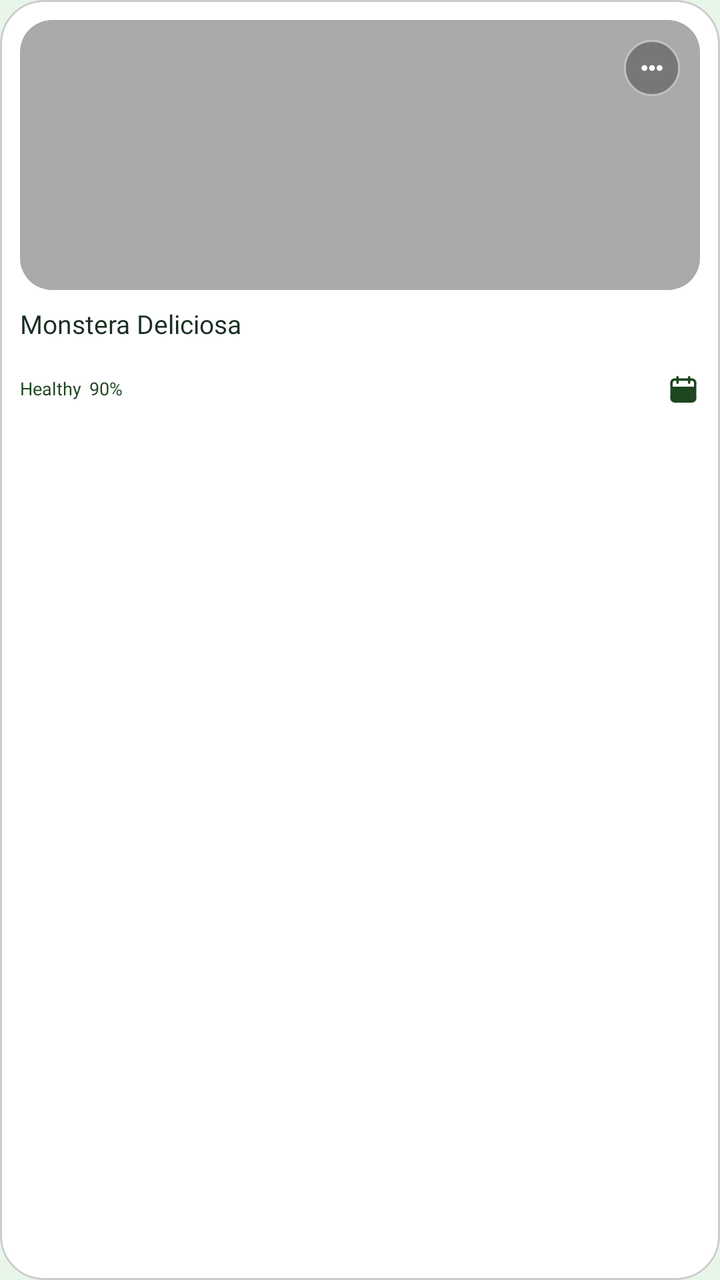
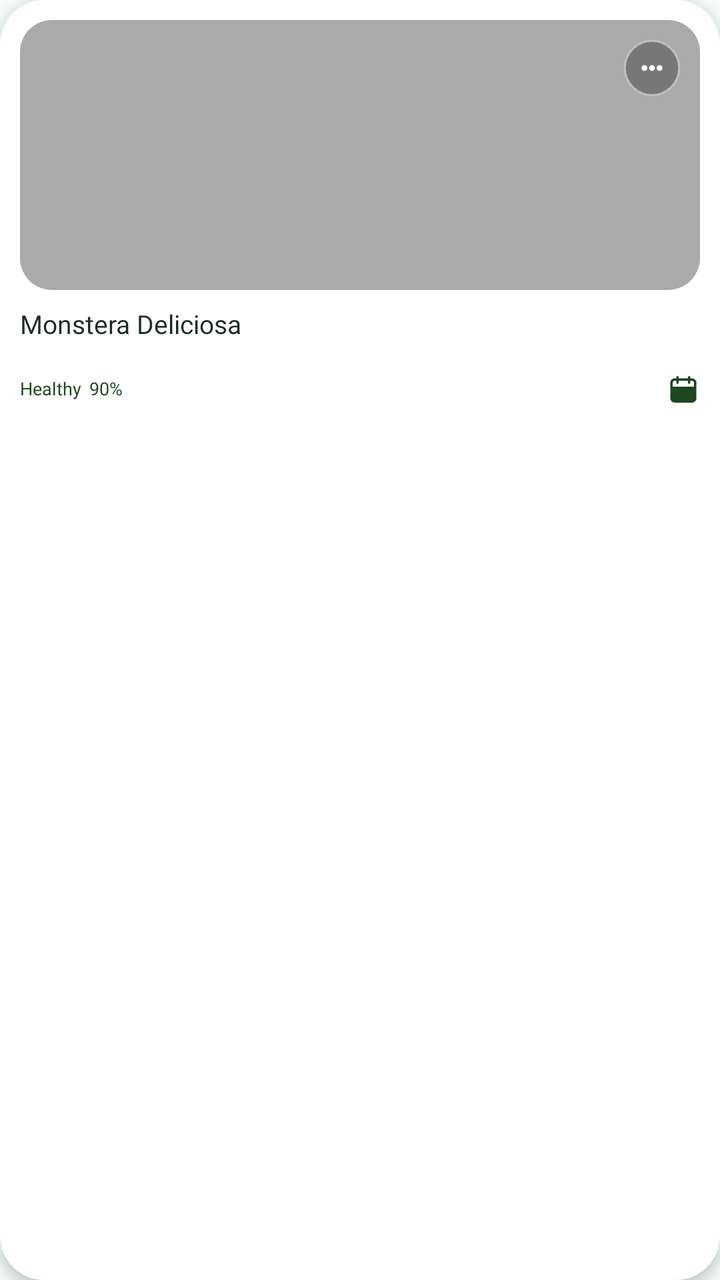

Two renders of the same Android screen: before a commit and after it. Below are the layout's source before the change and the commit's diff.
<!-- AndroidManifest.xml: application theme Theme.SmartGrow -->
<!-- res/layout/item_my_garden_plant_card.xml -->
<?xml version="1.0" encoding="utf-8"?>
<com.google.android.material.card.MaterialCardView
    xmlns:android="http://schemas.android.com/apk/res/android"
    xmlns:app="http://schemas.android.com/apk/res-auto"
    xmlns:tools="http://schemas.android.com/tools"
    android:layout_width="match_parent"
    android:layout_height="wrap_content"
    android:layout_margin="6dp"
    app:cardBackgroundColor="@color/card_background"
    app:cardCornerRadius="22dp"
    app:cardElevation="0dp"
    app:strokeWidth="1dp"
    app:strokeColor="@color/divider_color">

    <androidx.constraintlayout.widget.ConstraintLayout
        android:layout_width="match_parent"
        android:layout_height="wrap_content"
        android:padding="10dp">

        
        <com.google.android.material.card.MaterialCardView
            android:id="@+id/card_image_container"
            android:layout_width="match_parent"
            android:layout_height="135dp"
            app:cardBackgroundColor="@color/app_background"
            app:cardCornerRadius="16dp"
            app:cardElevation="0dp"
            app:strokeWidth="0dp"
            app:layout_constraintTop_toTopOf="parent"
            app:layout_constraintStart_toStartOf="parent"
            app:layout_constraintEnd_toEndOf="parent">

            <RelativeLayout
                android:layout_width="match_parent"
                android:layout_height="match_parent">

                <ImageView
                    android:id="@+id/iv_plant_image"
                    android:layout_width="match_parent"
                    android:layout_height="match_parent"
                    android:scaleType="centerCrop"
                    android:src="@android:color/darker_gray"
                    tools:ignore="ContentDescription" />

                <ImageView
                    android:id="@+id/ib_more_options"
                    android:layout_width="28dp"
                    android:layout_height="28dp"
                    android:layout_alignParentTop="true"
                    android:layout_alignParentEnd="true"
                    android:layout_marginTop="10dp"
                    android:layout_marginEnd="10dp"
                    android:background="@drawable/bg_circle_outline"
                    android:padding="7dp"
                    android:src="@drawable/ic_more"
                    app:tint="@color/white"
                    tools:ignore="ContentDescription" />

            </RelativeLayout>

        </com.google.android.material.card.MaterialCardView>

        
        <TextView
            android:id="@+id/tv_common_name"
            android:layout_width="0dp"
            android:layout_height="wrap_content"
            android:layout_marginTop="8dp"
            android:ellipsize="end"
            android:maxLines="1"
            android:text="Monstera Deliciosa"
            android:textColor="@color/text_primary"
            android:textSize="13sp"
            android:fontFamily="@font/inter_extrabold"
            app:layout_constraintTop_toBottomOf="@id/card_image_container"
            app:layout_constraintStart_toStartOf="parent"
            app:layout_constraintEnd_toEndOf="parent" />

        
        <TextView
            android:id="@+id/tv_scientific_name"
            android:layout_width="0dp"
            android:layout_height="wrap_content"
            android:layout_marginTop="2dp"
            android:textSize="11sp"
            android:textColor="@color/primary_green"
            android:visibility="gone"
            android:fontFamily="@font/inter_medium"
            app:layout_constraintTop_toBottomOf="@id/tv_common_name"
            app:layout_constraintStart_toStartOf="parent"
            app:layout_constraintEnd_toEndOf="parent" />

        
        <androidx.constraintlayout.widget.ConstraintLayout
            android:layout_width="0dp"
            android:layout_height="wrap_content"
            android:layout_marginTop="8dp"
            app:layout_constraintTop_toBottomOf="@id/tv_scientific_name"
            app:layout_constraintStart_toStartOf="parent"
            app:layout_constraintEnd_toEndOf="parent"
            app:layout_constraintBottom_toBottomOf="parent">

            
            <LinearLayout
                android:layout_width="wrap_content"
                android:layout_height="wrap_content"
                android:gravity="center_vertical"
                android:orientation="horizontal"
                android:paddingVertical="5dp"
                app:layout_constraintStart_toStartOf="parent"
                app:layout_constraintBottom_toBottomOf="parent"
                app:layout_constraintTop_toTopOf="parent">

                <TextView
                    android:id="@+id/tv_health_status"
                    android:layout_width="wrap_content"
                    android:layout_height="wrap_content"
                    android:includeFontPadding="false"
                    android:text="Healthy"
                    android:textColor="@color/primary_green"
                    android:textSize="9sp"
                    android:fontFamily="@font/inter_extrabold"/>

                <TextView
                    android:id="@+id/tv_health_percentage"
                    android:layout_width="wrap_content"
                    android:layout_height="wrap_content"
                    android:layout_marginStart="4dp"
                    android:includeFontPadding="false"
                    android:text="90%"
                    android:textColor="@color/primary_green"
                    android:textSize="9sp"
                    android:fontFamily="@font/inter_extrabold"/>

            </LinearLayout>

            <LinearLayout
                android:id="@+id/btn_add_reminder"
                android:layout_width="32dp"
                android:layout_height="32dp"
                android:layout_marginEnd="-8dp"
                android:clickable="true"
                android:focusable="true"
                android:gravity="center"
                app:layout_constraintEnd_toEndOf="parent"
                app:layout_constraintBottom_toBottomOf="parent"
                app:layout_constraintTop_toTopOf="parent">

                <ImageView
                    android:layout_width="14dp"
                    android:layout_height="14dp"
                    android:src="@drawable/ic_reminder"
                    app:tint="@color/primary_green"
                    tools:ignore="ContentDescription" />

            </LinearLayout>

        </androidx.constraintlayout.widget.ConstraintLayout>

    </androidx.constraintlayout.widget.ConstraintLayout>

</com.google.android.material.card.MaterialCardView>
<!-- resources referenced by this layout -->
<resources>
  <color name="app_background">#E8F5E9</color>
  <color name="card_background">#FFFFFF</color>
  <color name="divider_color">#CCCCCC</color>
  <color name="primary_green">#1e4620</color>
  <color name="text_primary">#1A2E22</color>
  <color name="white">#FFFFFF</color>
  <!-- drawable bg_circle_outline (drawable) -->
  <?xml version="1.0" encoding="utf-8"?>
  <shape xmlns:android="http://schemas.android.com/apk/res/android"
      android:shape="oval">
      <solid android:color="#4D000000" />
      <stroke
          android:width="1dp"
          android:color="#66FFFFFF"
          />
  </shape>
  <!-- drawable ic_more (drawable) -->
  <vector xmlns:android="http://schemas.android.com/apk/res/android"
      android:width="512dp"
      android:height="512dp"
      android:viewportWidth="512"
      android:viewportHeight="512">
    <path
        android:pathData="M110.2,203.12C118.12,202.14 127.11,202.64 134.56,205.59C148.73,211.2 161.27,221.28 166.8,235.98C178.91,268.14 159.31,304.39 124.5,308.86C117.25,309.8 110.08,309.04 103.08,307.22C96.99,305.64 91.4,302.9 86.27,299.25C47.58,271.68 62.83,208.98 110.2,203.12ZM249.02,203.11C257.05,202.2 265.83,202.71 273.38,205.66C289.3,211.88 301.11,223.32 306.79,239.63C317.58,270.64 294.94,304.4 263.3,308.84C256.17,309.85 248.82,309.15 241.92,307.3C196.12,295.02 188.3,229.98 231.46,208.76C236.99,206.04 242.82,203.81 249.02,203.11ZM387.48,203.13C395.65,202.11 404.5,202.8 412.19,205.72C427.97,211.71 441.14,224.18 445.83,240.79C454.53,271.57 433.99,304.78 401.78,308.87C394.56,309.79 387.32,309.09 380.36,307.23C334.53,295.05 328.1,233.16 368.39,209.64C374.12,206.3 380.87,203.95 387.48,203.13Z"
        android:strokeLineJoin="round"
        android:strokeWidth="0.25"
        android:fillColor="#000000"
        android:fillType="evenOdd"
        android:strokeColor="#000000"/>
  </vector>
  <!-- drawable ic_reminder: vector/xml drawable (drawable, 2240 chars, omitted) -->
  <style name="Theme.SmartGrow" parent="Base.Theme.SmartGrow" />
  <style name="Base.Theme.SmartGrow" parent="Theme.Material3.DayNight.NoActionBar">
          <item name="android:windowBackground">@color/app_background</item>
          <item name="android:windowDisablePreview">true</item>
  
          
          <item name="android:statusBarColor">@color/app_background</item>
          <item name="android:windowLightStatusBar">true</item>
  
          
          <item name="android:navigationBarColor">@color/app_background</item>
          <item name="android:windowLightNavigationBar" tools:targetApi="o_mr1">true</item>
  
          <item name="android:windowDrawsSystemBarBackgrounds">true</item>
          <item name="android:windowTranslucentStatus">false</item>
          <item name="android:windowTranslucentNavigation">false</item>
      </style>
</resources>

<!-- the commit's change to res/layout/item_my_garden_plant_card.xml (unified diff, before → after) -->
@@ -2,15 +2,14 @@
 <com.google.android.material.card.MaterialCardView
     xmlns:android="http://schemas.android.com/apk/res/android"
     xmlns:app="http://schemas.android.com/apk/res-auto"
-    xmlns:tools="http://schemas.android.com/tools"
+    xmlns:tools="http://schemas.github.com/tools"
     android:layout_width="match_parent"
     android:layout_height="wrap_content"
     android:layout_margin="6dp"
     app:cardBackgroundColor="@color/card_background"
     app:cardCornerRadius="22dp"
-    app:cardElevation="0dp"
-    app:strokeWidth="1dp"
-    app:strokeColor="@color/divider_color">
+    app:cardElevation="4dp"
+    app:strokeWidth="0dp">
 
     <androidx.constraintlayout.widget.ConstraintLayout
         android:layout_width="match_parent"
<!-- resource entries referenced after the edit -->
@@ -1,8 +1,7 @@
 <!-- resources referenced by this layout -->
 <resources>
-  <color name="app_background">#E8F5E9</color>
+  <color name="app_background">#F5FFF8</color>
   <color name="card_background">#FFFFFF</color>
-  <color name="divider_color">#CCCCCC</color>
   <color name="primary_green">#1e4620</color>
   <color name="text_primary">#1A2E22</color>
   <color name="white">#FFFFFF</color>
@@ -42,11 +41,17 @@
   
           
           <item name="android:navigationBarColor">@color/app_background</item>
-          <item name="android:windowLightNavigationBar" tools:targetApi="o_mr1">true</item>
+          <item name="android:windowLightNavigationBar" ns0:targetApi="o_mr1">true</item>
   
           <item name="android:windowDrawsSystemBarBackgrounds">true</item>
           <item name="android:windowTranslucentStatus">false</item>
           <item name="android:windowTranslucentNavigation">false</item>
+  
+          
+          <item name="popupMenuStyle">@style/ModernPopupMenuStyle</item>
+      </style>
+  <style name="ModernPopupMenuStyle" parent="Widget.Material3.PopupMenu">
+          <item name="android:popupBackground">@android:color/white</item>
       </style>
 </resources>
 
